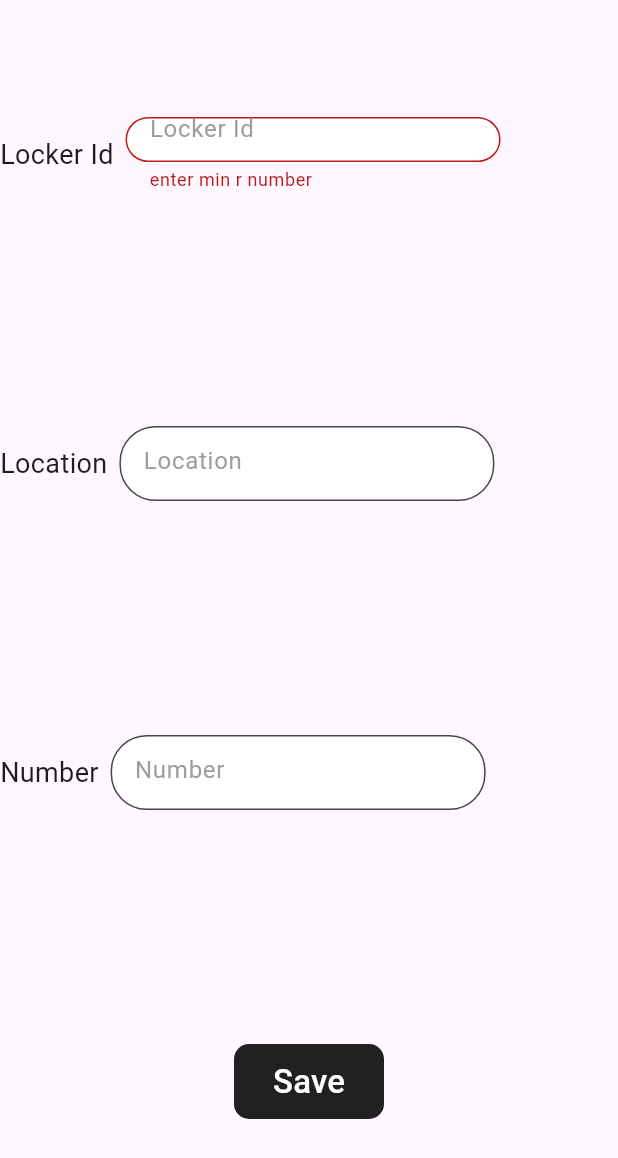
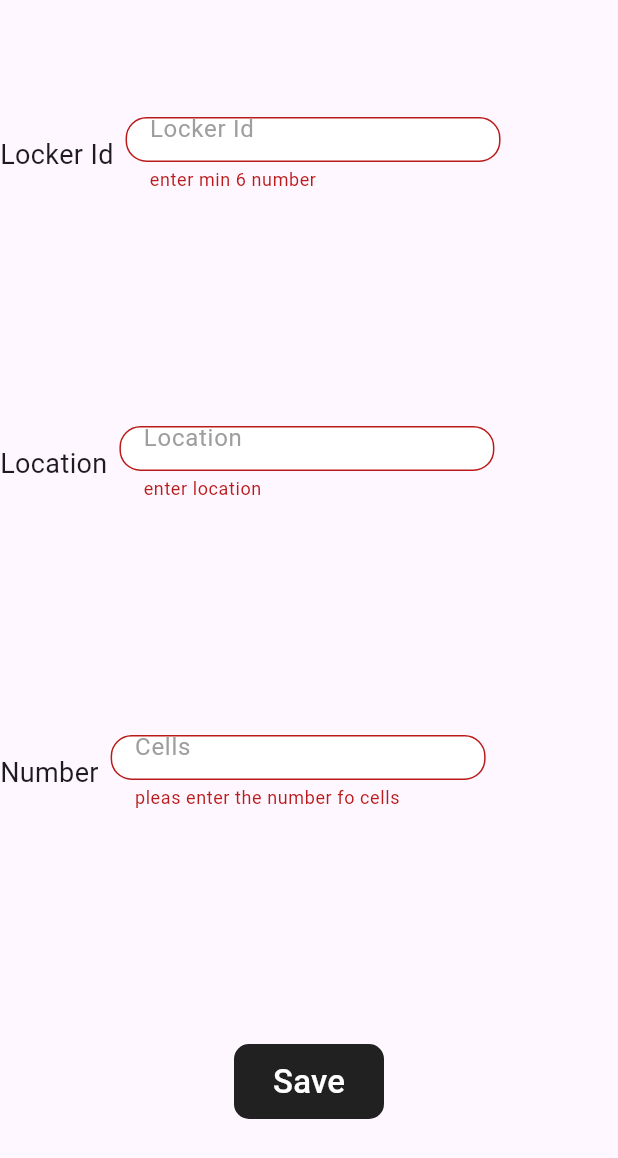
Before and after one commit to MOHAMD-ASHRAF/website_task, a Flutter app: the GetDataFromUser widget shown alone on an empty page, opened directly with empty values, after a tap on "Save", on a phone screen of 412 x 824 dp. Shown: the top 1158 px of the screen. Run offline on Flutter 3.47's test engine with Material 2 defaults, Android fonts, the light colour scheme and no system bars; our stand-ins replace cloud_firestore, firebase_core; accounts and stored records are empty.

Commit message:
last refactor

```diff
--- a/lib/business_logic/locker.dart
+++ b/lib/business_logic/locker.dart
@@ -5,7 +5,7 @@ class Locker extends ChangeNotifier {
   CollectionReference users = FirebaseFirestore.instance.collection('locker');
   List<QueryDocumentSnapshot> dataList = [];
 
-  addLocker({required String lockerId,
+  Future<void>  addLocker({required String lockerId,
       required String location,
       required String numOfCells}) async {
     try {
@@ -22,7 +22,7 @@ class Locker extends ChangeNotifier {
   }
 
 
-  getLockerId() async{
+ Future<void> getLockerId() async{
           QuerySnapshot querySnapshot = await FirebaseFirestore.instance.collection('locker').get();
           dataList.addAll(querySnapshot.docs);
           notifyListeners();
--- a/lib/presentation/pages/mobile_page.dart
+++ b/lib/presentation/pages/mobile_page.dart
@@ -6,10 +6,8 @@ class MobileBody extends StatelessWidget {
 
   @override
   Widget build(BuildContext context) {
-    return Scaffold(
-      appBar: AppBar(
-        title: const Text('m o b i l e '),
-      ),
+    return const Scaffold(
+      body: Center(child: Text('m o b i l e ' , style: TextStyle(fontSize: 24 , fontWeight: FontWeight.bold),)),
     );
   }
 }
--- a/lib/presentation/widgets/default_text_form_feild.dart
+++ b/lib/presentation/widgets/default_text_form_feild.dart
@@ -30,8 +30,8 @@ class DefaultTextFormFeild extends StatelessWidget {
         onSaved: (value) {},
         decoration: InputDecoration(
           border: OutlineInputBorder(
-            borderSide: BorderSide(color: Colors.transparent),
-            borderRadius: BorderRadius.circular(24),
+            borderSide: const BorderSide(color: Colors.transparent),
+            borderRadius: BorderRadius.circular(14),
           ),
           hintText: hintText,
           hintStyle: TextStyle(color: Colors.grey),
--- a/lib/presentation/widgets/get_data_from_user.dart
+++ b/lib/presentation/widgets/get_data_from_user.dart
@@ -1,5 +1,3 @@
-
-
 // ignore_for_file: must_be_immutable
 
 import 'package:flutter/material.dart';
@@ -9,15 +7,16 @@ import 'package:website_task/presentation/widgets/default_text_form_feild.dart';
 
 class GetDataFromUser extends StatelessWidget {
   GetDataFromUser({
-    super.key, required this.locker,
+    super.key,
+    required this.locker,
   });
-
 
   final Locker locker;
   final GlobalKey<FormState> _formKey = GlobalKey<FormState>();
   TextEditingController lockerController = TextEditingController();
   TextEditingController locationController = TextEditingController();
   TextEditingController numberController = TextEditingController();
+
   @override
   Widget build(BuildContext context) {
     return Form(
@@ -27,43 +26,83 @@ class GetDataFromUser extends StatelessWidget {
         children: [
           Row(
             children: [
-              const Text('Locker Id',style: TextStyle(fontSize: 18),),
-              const SizedBox(width: 8,),
-              DefaultTextFormFeild(height: 50,controller: lockerController,
+              const Text(
+                'Locker Id',
+                style: TextStyle(fontSize: 18),
+              ),
+              const SizedBox(
+                width: 8,
+              ),
+              DefaultTextFormFeild(
+                height: 50,
+                controller: lockerController,
                 validator: (value) {
                   if (value != null && value.length < 6) {
-                  return "enter min r number";
+                    return "enter min 6 number";
                   }
                   return null;
-              }, hintText: 'Locker Id',
+                },
+                hintText: 'Locker Id',
               ),
             ],
           ),
           Row(
             children: [
-              const Text('Location',style: TextStyle(fontSize: 18),),
-              const SizedBox(width: 8,),
-              DefaultTextFormFeild(height: 50,controller: locationController, hintText: 'Location',),
+              const Text(
+                'Location',
+                style: TextStyle(fontSize: 18),
+              ),
+              const SizedBox(
+                width: 8,
+              ),
+              DefaultTextFormFeild(
+                height: 50,
+                controller: locationController,
+                validator: (value) {
+                  if (value!.isEmpty) {
+                    return "enter location";
+                  }
+                  return null;
+                },
+                hintText: 'Location',
+              ),
             ],
           ),
           Row(
             children: [
-              const Text('Number',style: TextStyle(fontSize: 18),),
-              const SizedBox(width: 8,),
-              DefaultTextFormFeild(height: 50, controller: numberController, hintText: 'Number',),
+              const Text(
+                'Number',
+                style: TextStyle(fontSize: 18),
+              ),
+              const SizedBox(
+                width: 8,
+              ),
+              DefaultTextFormFeild(
+                height: 50,
+                controller: numberController,
+                validator: (value) {
+                  if (value!.isEmpty) {
+                    return "pleas enter the number fo cells";
+                  }
+                  return null;
+                },
+                hintText: 'Cells',
+              ),
             ],
           ),
-
           DefaultMaterialButton(
             width: 100,
             onPressed: () {
-              final isValidateForm  = _formKey.currentState!.validate();
-              if(isValidateForm){
+              final isValidateForm = _formKey.currentState!.validate();
+              if (isValidateForm) {
                 locker.addLocker(
-                    lockerId: lockerController.text, location: locationController.text, numOfCells: numberController.text);
+                    lockerId: lockerController.text,
+                    location: locationController.text,
+                    numOfCells: numberController.text);
               }
             },
-            text: 'Save',)
+            text: 'Save',
+          )
         ],
       ),
     );
--- a/lib/util/dimension.dart
+++ b/lib/util/dimension.dart
@@ -1 +1,2 @@
-const mobileWidth = 600;
+const webWidth = 900;
+const tabletWidth = 600;
--- a/lib/util/home_page.dart
+++ b/lib/util/home_page.dart
@@ -1,5 +1,6 @@
 import 'package:flutter/material.dart';
 import 'package:website_task/presentation/pages/mobile_page.dart';
+import 'package:website_task/presentation/pages/tablet_page.dart';
 import 'package:website_task/presentation/pages/web_page.dart';
 import 'package:website_task/util/responsive.dart';
 
@@ -8,9 +9,8 @@ class HomePage extends StatelessWidget {
 
   @override
   Widget build(BuildContext context) {
-    return Scaffold(
-      body: ResponsiveLayOut(mobileBody: MobileBody(), webBody: WebBody(),
-
+    return const Scaffold(
+      body: ResponsiveLayOut(mobileBody: MobileBody(), webBody: WebBody(), tabletBody: TabletPage(),
       ),
     );
   }
```
Also changed, not shown: lib/presentation/pages/tablet_page.dart (added, +12 -0 lines), lib/util/responsive.dart (+8 -4 lines). Lines whose indentation alone changed are shown as unchanged.
